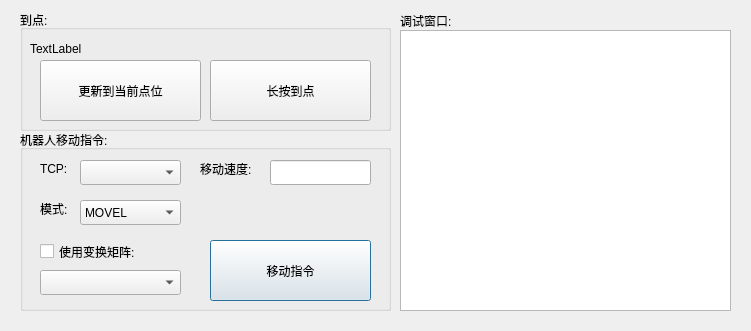
Old version of the form keymovdlg.ui in the repository qubo188612/qtwelding.
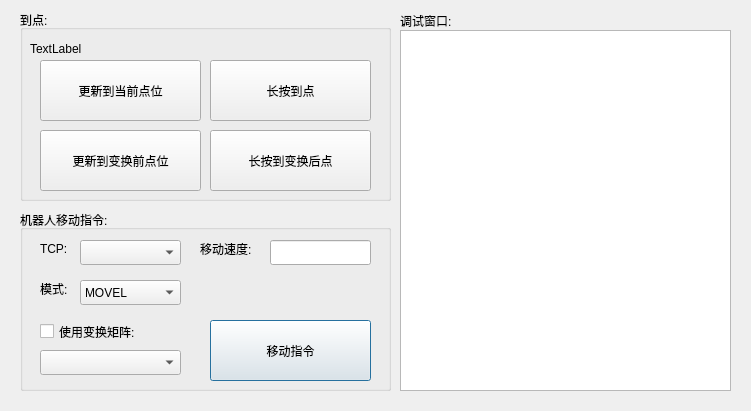
New version of the form.

```diff
--- a/keymovdlg.ui
+++ b/keymovdlg.ui
@@ -7,7 +7,7 @@
     <x>0</x>
     <y>0</y>
     <width>751</width>
-    <height>331</height>
+    <height>411</height>
    </rect>
   </property>
   <property name="windowTitle">
@@ -17,7 +17,7 @@
    <property name="geometry">
     <rect>
      <x>20</x>
-     <y>130</y>
+     <y>210</y>
      <width>371</width>
      <height>181</height>
     </rect>
@@ -168,7 +168,7 @@
      <x>400</x>
      <y>30</y>
      <width>331</width>
-     <height>281</height>
+     <height>361</height>
     </rect>
    </property>
   </widget>
@@ -191,7 +191,7 @@
      <x>20</x>
      <y>10</y>
      <width>371</width>
-     <height>121</height>
+     <height>191</height>
     </rect>
    </property>
    <property name="title">
@@ -236,6 +236,32 @@
      <string>更新到当前点位</string>
     </property>
    </widget>
+   <widget class="QPushButton" name="updata_posBtn_2">
+    <property name="geometry">
+     <rect>
+      <x>20</x>
+      <y>120</y>
+      <width>161</width>
+      <height>61</height>
+     </rect>
+    </property>
+    <property name="text">
+     <string>更新到变换前点位</string>
+    </property>
+   </widget>
+   <widget class="QPushButton" name="arriveBtn_2">
+    <property name="geometry">
+     <rect>
+      <x>190</x>
+      <y>120</y>
+      <width>161</width>
+      <height>61</height>
+     </rect>
+    </property>
+    <property name="text">
+     <string>长按到变换后点</string>
+    </property>
+   </widget>
   </widget>
  </widget>
  <resources/>
```
